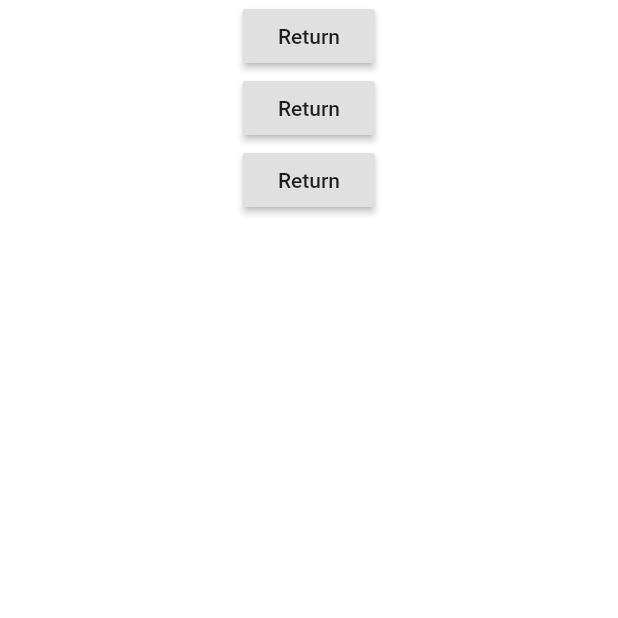
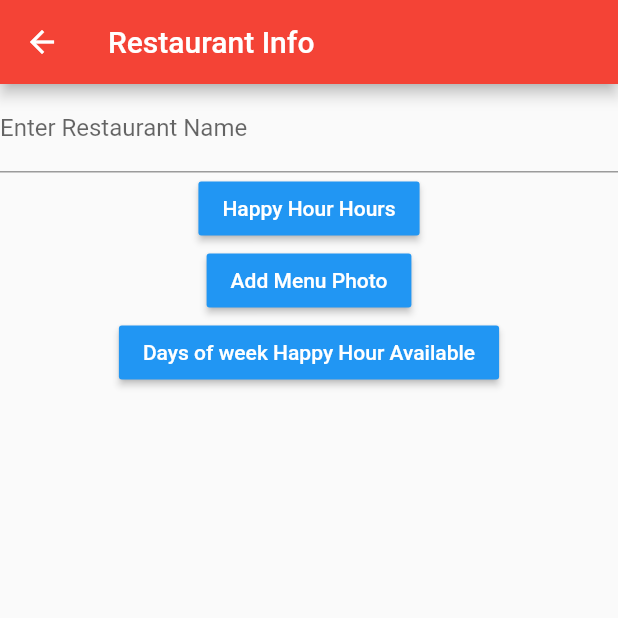
Before and after one commit to jessebelcourt/denver_happy_hour, a Flutter app: the AddMenuView screen opened by its route, on a phone screen of 412 x 824 dp, the top half of it. Run offline on Flutter 3.47's test engine with Material 2 defaults, Android fonts, the phone set to English and light mode, and no system bars; our stand-ins replace firebase_messaging, google_maps_flutter; accounts and stored records are empty.

Commit message:
Added restaurant text field

```diff
--- a/lib/ui/views/add_menu.dart
+++ b/lib/ui/views/add_menu.dart
@@ -1,4 +1,5 @@
 import 'package:flutter/material.dart';
+import 'package:flutter/services.dart';
 
 class AddMenuView extends StatefulWidget {
   AddMenuView({Key key}) : super(key: key);
@@ -9,25 +10,46 @@ class AddMenuView extends StatefulWidget {
 class _AddMenuViewState extends State<AddMenuView> {
   @override
   Widget build(BuildContext context) {
-    return (Column(children: <Widget>[
+    return Scaffold(
+      appBar: AppBar(
+        title: Text('Restaurant Info'),
+      ),
+          body: Container(
+            child: (Column(children: <Widget>[
+              TextFormField(
+                decoration: InputDecoration(
+                  labelText: 'Enter Restaurant Name'
+                ),
+                // color: Colors.blue,
+                // textColor: Colors.white,
+                // child: Text('Restaurant Name Input Field'),
+              ),
               RaisedButton(
-        child: Text('Return'),
+                color: Colors.blue,
+                textColor: Colors.white,
+                child: Text('Happy Hour Hours'),
                 onPressed: () {
                   Navigator.pop(context);
                 },
               ),
               RaisedButton(
-        child: Text('Return'),
+                color: Colors.blue,
+                textColor: Colors.white,
+                child: Text('Add Menu Photo'),
                 onPressed: () {
-          Navigator.pop(context);
+                  //Navigate to upload photo
                 },
               ),
               RaisedButton(
-        child: Text('Return'),
+                color: Colors.blue,
+                textColor: Colors.white,
+                child: Text('Days of week Happy Hour Available'),
                 onPressed: () {
-          Navigator.pop(context);
+                  //Navigate to upload photo
                 },
               ),
-    ]);
+            ])),
+          ),
+    );
   }
 }
```
Also changed, not shown: 1 other file. Lines whose indentation alone changed are shown as unchanged.
